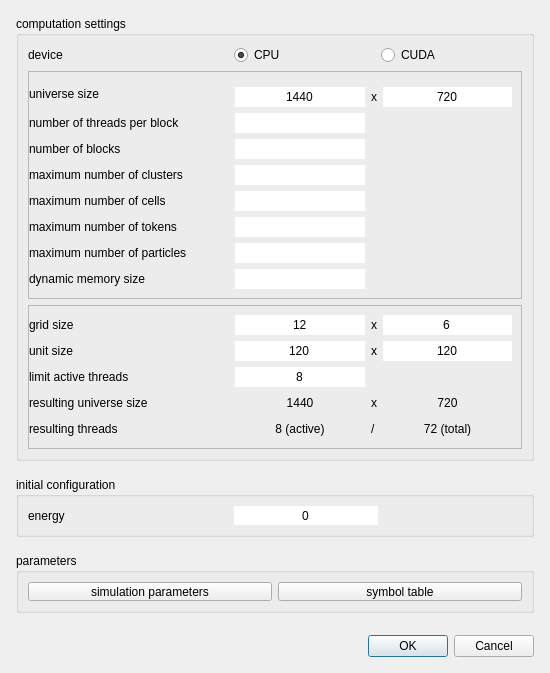
Before: the Qt Designer form source/Gui/NewSimulationDialog.ui in chrxh/alien, drawn with Qt 5.
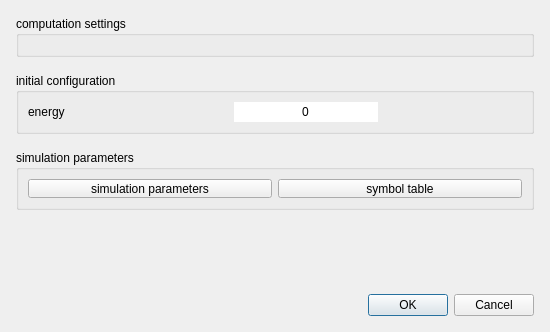
After: the same form once the commit is applied. Custom widgets are drawn as their Qt base class.

Commit message:
- new simulation dialog restructured: eliminate cpu mode
- ComputationSettingsWidget added

What changed in the file:
```diff
--- a/source/Gui/NewSimulationDialog.ui
+++ b/source/Gui/NewSimulationDialog.ui
@@ -7,7 +7,7 @@
     <x>0</x>
     <y>0</y>
     <width>550</width>
-    <height>673</height>
+    <height>332</height>
    </rect>
   </property>
   <property name="minimumSize">
@@ -78,458 +78,14 @@
      <property name="title">
       <string>computation settings</string>
      </property>
-     <layout class="QGridLayout" name="gridLayout_2" columnstretch="0,0,0">
-      <item row="1" column="0">
-       <widget class="QLabel" name="label_10">
-        <property name="minimumSize">
-         <size>
-          <width>200</width>
-          <height>0</height>
-         </size>
-        </property>
-        <property name="text">
-         <string>device</string>
-        </property>
-       </widget>
-      </item>
-      <item row="1" column="2">
-       <widget class="QRadioButton" name="gpuDeviceRadioButton">
+     <layout class="QGridLayout" name="gridLayout_2" columnstretch="0">
+      <item row="0" column="0">
+       <widget class="ComputationSettingsWidget" name="computationSettings" native="true">
         <property name="sizePolicy">
-         <sizepolicy hsizetype="Expanding" vsizetype="Fixed">
+         <sizepolicy hsizetype="Preferred" vsizetype="Minimum">
           <horstretch>0</horstretch>
           <verstretch>0</verstretch>
          </sizepolicy>
-        </property>
-        <property name="text">
-         <string>CUDA</string>
-        </property>
-       </widget>
-      </item>
-      <item row="5" column="0" colspan="3">
-       <widget class="QFrame" name="gpuFrame">
-        <property name="enabled">
-         <bool>true</bool>
-        </property>
-        <property name="minimumSize">
-         <size>
-          <width>0</width>
-          <height>40</height>
-         </size>
-        </property>
-        <property name="frameShape">
-         <enum>QFrame::StyledPanel</enum>
-        </property>
-        <property name="frameShadow">
-         <enum>QFrame::Raised</enum>
-        </property>
-        <layout class="QGridLayout" name="gridLayout_5">
-         <property name="leftMargin">
-          <number>0</number>
-         </property>
-         <item row="0" column="0" rowspan="2">
-          <widget class="QLabel" name="label_11">
-           <property name="minimumSize">
-            <size>
-             <width>200</width>
-             <height>0</height>
-            </size>
-           </property>
-           <property name="text">
-            <string>universe size</string>
-           </property>
-          </widget>
-         </item>
-         <item row="1" column="3">
-          <widget class="QLineEdit" name="gpuUniverseSizeYEdit">
-           <property name="text">
-            <string>720</string>
-           </property>
-           <property name="frame">
-            <bool>false</bool>
-           </property>
-           <property name="alignment">
-            <set>Qt::AlignCenter</set>
-           </property>
-          </widget>
-         </item>
-         <item row="1" column="1">
-          <widget class="QLineEdit" name="gpuUniverseSizeXEdit">
-           <property name="text">
-            <string>1440</string>
-           </property>
-           <property name="frame">
-            <bool>false</bool>
-           </property>
-           <property name="alignment">
-            <set>Qt::AlignCenter</set>
-           </property>
-          </widget>
-         </item>
-         <item row="1" column="2">
-          <widget class="QLabel" name="label_13">
-           <property name="text">
-            <string>x</string>
-           </property>
-          </widget>
-         </item>
-         <item row="8" column="0">
-          <widget class="QLabel" name="label_19">
-           <property name="text">
-            <string>maximum number of particles</string>
-           </property>
-          </widget>
-         </item>
-         <item row="5" column="0">
-          <widget class="QLabel" name="label_16">
-           <property name="text">
-            <string>maximum number of clusters</string>
-           </property>
-          </widget>
-         </item>
-         <item row="3" column="1">
-          <widget class="QLineEdit" name="gpuNumBlocksEdit">
-           <property name="frame">
-            <bool>false</bool>
-           </property>
-           <property name="alignment">
-            <set>Qt::AlignCenter</set>
-           </property>
-          </widget>
-         </item>
-         <item row="5" column="1">
-          <widget class="QLineEdit" name="gpuMaxClustersEdit">
-           <property name="frame">
-            <bool>false</bool>
-           </property>
-           <property name="alignment">
-            <set>Qt::AlignCenter</set>
-           </property>
-          </widget>
-         </item>
-         <item row="9" column="1">
-          <widget class="QLineEdit" name="gpuDynamicMemorySizeEdit">
-           <property name="frame">
-            <bool>false</bool>
-           </property>
-           <property name="alignment">
-            <set>Qt::AlignCenter</set>
-           </property>
-          </widget>
-         </item>
-         <item row="3" column="0">
-          <widget class="QLabel" name="label_14">
-           <property name="text">
-            <string>number of blocks</string>
-           </property>
-          </widget>
-         </item>
-         <item row="9" column="0">
-          <widget class="QLabel" name="label_20">
-           <property name="text">
-            <string>dynamic memory size</string>
-           </property>
-          </widget>
-         </item>
-         <item row="7" column="1">
-          <widget class="QLineEdit" name="gpuMaxTokensEdit">
-           <property name="frame">
-            <bool>false</bool>
-           </property>
-           <property name="alignment">
-            <set>Qt::AlignCenter</set>
-           </property>
-          </widget>
-         </item>
-         <item row="6" column="1">
-          <widget class="QLineEdit" name="gpuMaxCellsEdit">
-           <property name="frame">
-            <bool>false</bool>
-           </property>
-           <property name="alignment">
-            <set>Qt::AlignCenter</set>
-           </property>
-          </widget>
-         </item>
-         <item row="8" column="1">
-          <widget class="QLineEdit" name="gpuMaxParticlesEdit">
-           <property name="frame">
-            <bool>false</bool>
-           </property>
-           <property name="alignment">
-            <set>Qt::AlignCenter</set>
-           </property>
-          </widget>
-         </item>
-         <item row="6" column="0">
-          <widget class="QLabel" name="label_17">
-           <property name="text">
-            <string>maximum number of cells</string>
-           </property>
-          </widget>
-         </item>
-         <item row="7" column="0">
-          <widget class="QLabel" name="label_18">
-           <property name="text">
-            <string>maximum number of tokens</string>
-           </property>
-          </widget>
-         </item>
-         <item row="2" column="0">
-          <widget class="QLabel" name="label_15">
-           <property name="text">
-            <string>number of threads per block</string>
-           </property>
-          </widget>
-         </item>
-         <item row="2" column="1">
-          <widget class="QLineEdit" name="gpuNumThreadsPerBlockEdit">
-           <property name="frame">
-            <bool>false</bool>
-           </property>
-           <property name="alignment">
-            <set>Qt::AlignCenter</set>
-           </property>
-          </widget>
-         </item>
-        </layout>
-       </widget>
-      </item>
-      <item row="6" column="0" colspan="3">
-       <widget class="QFrame" name="cpuFrame">
-        <property name="minimumSize">
-         <size>
-          <width>0</width>
-          <height>50</height>
-         </size>
-        </property>
-        <property name="frameShape">
-         <enum>QFrame::StyledPanel</enum>
-        </property>
-        <property name="frameShadow">
-         <enum>QFrame::Raised</enum>
-        </property>
-        <layout class="QGridLayout" name="gridLayout_4">
-         <property name="leftMargin">
-          <number>0</number>
-         </property>
-         <item row="0" column="0">
-          <widget class="QLabel" name="label_4">
-           <property name="text">
-            <string>grid size</string>
-           </property>
-          </widget>
-         </item>
-         <item row="0" column="1">
-          <widget class="QLineEdit" name="gridSizeXEdit">
-           <property name="text">
-            <string>12</string>
-           </property>
-           <property name="frame">
-            <bool>false</bool>
-           </property>
-           <property name="alignment">
-            <set>Qt::AlignCenter</set>
-           </property>
-          </widget>
-         </item>
-         <item row="0" column="2">
-          <widget class="QLabel" name="label_5">
-           <property name="text">
-            <string>x</string>
-           </property>
-          </widget>
-         </item>
-         <item row="0" column="3">
-          <widget class="QLineEdit" name="gridSizeYEdit">
-           <property name="text">
-            <string>6</string>
-           </property>
-           <property name="frame">
-            <bool>false</bool>
-           </property>
-           <property name="alignment">
-            <set>Qt::AlignCenter</set>
-           </property>
-          </widget>
-         </item>
-         <item row="1" column="0">
-          <widget class="QLabel" name="label">
-           <property name="text">
-            <string>unit size</string>
-           </property>
-          </widget>
-         </item>
-         <item row="1" column="1">
-          <widget class="QLineEdit" name="unitSizeXEdit">
-           <property name="text">
-            <string>120</string>
-           </property>
-           <property name="frame">
-            <bool>false</bool>
-           </property>
-           <property name="alignment">
-            <set>Qt::AlignCenter</set>
-           </property>
-          </widget>
-         </item>
-         <item row="1" column="2">
-          <widget class="QLabel" name="label_2">
-           <property name="text">
-            <string>x</string>
-           </property>
-          </widget>
-         </item>
-         <item row="1" column="3">
-          <widget class="QLineEdit" name="unitSizeYEdit">
-           <property name="text">
-            <string>120</string>
-           </property>
-           <property name="frame">
-            <bool>false</bool>
-           </property>
-           <property name="alignment">
-            <set>Qt::AlignCenter</set>
-           </property>
-          </widget>
-         </item>
-         <item row="2" column="0">
-          <widget class="QLabel" name="label_6">
-           <property name="minimumSize">
-            <size>
-             <width>200</width>
-             <height>0</height>
-            </size>
-           </property>
-           <property name="text">
-            <string>limit active threads</string>
-           </property>
-          </widget>
-         </item>
-         <item row="2" column="1">
-          <widget class="QLineEdit" name="maxThreadsEdit">
-           <property name="text">
-            <string>8</string>
-           </property>
-           <property name="frame">
-            <bool>false</bool>
-           </property>
-           <property name="alignment">
-            <set>Qt::AlignCenter</set>
-           </property>
-          </widget>
-         </item>
-         <item row="2" column="3">
-          <spacer name="horizontalSpacer">
-           <property name="orientation">
-            <enum>Qt::Horizontal</enum>
-           </property>
-           <property name="sizeHint" stdset="0">
-            <size>
-             <width>120</width>
-             <height>20</height>
-            </size>
-           </property>
-          </spacer>
-         </item>
-         <item row="3" column="0">
-          <widget class="QLabel" name="label_7">
-           <property name="minimumSize">
-            <size>
-             <width>180</width>
-             <height>20</height>
-            </size>
-           </property>
-           <property name="text">
-            <string>resulting universe size</string>
-           </property>
-          </widget>
-         </item>
-         <item row="3" column="1">
-          <widget class="QLabel" name="universeSizeXLabel">
-           <property name="text">
-            <string>1440</string>
-           </property>
-           <property name="alignment">
-            <set>Qt::AlignCenter</set>
-           </property>
-          </widget>
-         </item>
-         <item row="3" column="2">
-          <widget class="QLabel" name="label_8">
-           <property name="enabled">
-            <bool>true</bool>
-           </property>
-           <property name="text">
-            <string>x</string>
-           </property>
-          </widget>
-         </item>
-         <item row="3" column="3">
-          <widget class="QLabel" name="universeSizeYLabel">
-           <property name="text">
-            <string>720</string>
-           </property>
-           <property name="alignment">
-            <set>Qt::AlignCenter</set>
-           </property>
-          </widget>
-         </item>
-         <item row="4" column="0">
-          <widget class="QLabel" name="label_9">
-           <property name="minimumSize">
-            <size>
-             <width>0</width>
-             <height>20</height>
-            </size>
-           </property>
-           <property name="text">
-            <string>resulting threads</string>
-           </property>
-          </widget>
-         </item>
-         <item row="4" column="1">
-          <widget class="QLabel" name="activeThreadsLabel">
-           <property name="text">
-            <string>8 (active)</string>
-           </property>
-           <property name="alignment">
-            <set>Qt::AlignCenter</set>
-           </property>
-          </widget>
-         </item>
-         <item row="4" column="2">
-          <widget class="QLabel" name="label_12">
-           <property name="text">
-            <string>/</string>
-           </property>
-          </widget>
-         </item>
-         <item row="4" column="3">
-          <widget class="QLabel" name="totalThreadsLabel">
-           <property name="text">
-            <string>72 (total)</string>
-           </property>
-           <property name="alignment">
-            <set>Qt::AlignCenter</set>
-           </property>
-          </widget>
-         </item>
-        </layout>
-       </widget>
-      </item>
-      <item row="1" column="1">
-       <widget class="QRadioButton" name="cpuDeviceRadioButton">
-        <property name="sizePolicy">
-         <sizepolicy hsizetype="Expanding" vsizetype="Fixed">
-          <horstretch>0</horstretch>
-          <verstretch>0</verstretch>
-         </sizepolicy>
-        </property>
-        <property name="text">
-         <string>CPU</string>
-        </property>
-        <property name="checked">
-         <bool>true</bool>
         </property>
        </widget>
       </item>
@@ -605,7 +161,7 @@
       </size>
      </property>
      <property name="title">
-      <string>parameters</string>
+      <string>simulation parameters</string>
      </property>
      <layout class="QHBoxLayout" name="horizontalLayout_3">
       <item>
@@ -627,6 +183,13 @@
    </item>
   </layout>
  </widget>
+ <customwidgets>
+  <customwidget>
+   <class>ComputationSettingsWidget</class>
+   <extends>QWidget</extends>
+   <header>computationsettingswidget.h</header>
+  </customwidget>
+ </customwidgets>
  <tabstops>
   <tabstop>cpuDeviceRadioButton</tabstop>
   <tabstop>gpuDeviceRadioButton</tabstop>
```
Left out of the diff: 80 changed lines with no effect on the pictures. The commit also changes 7 other files.
